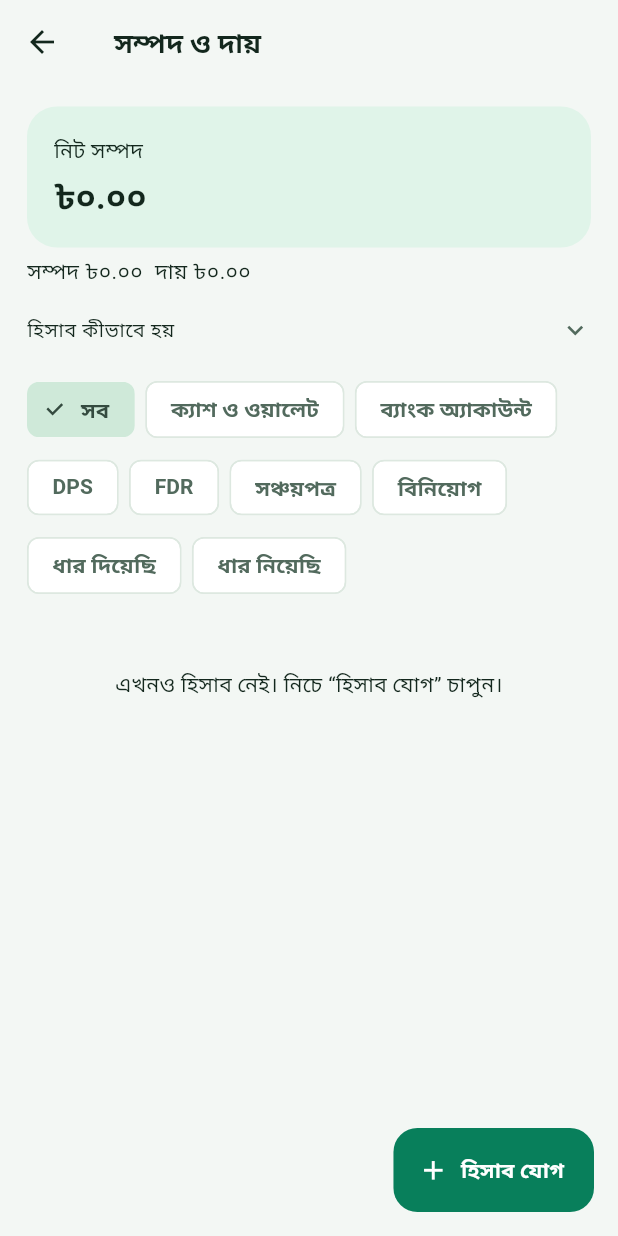
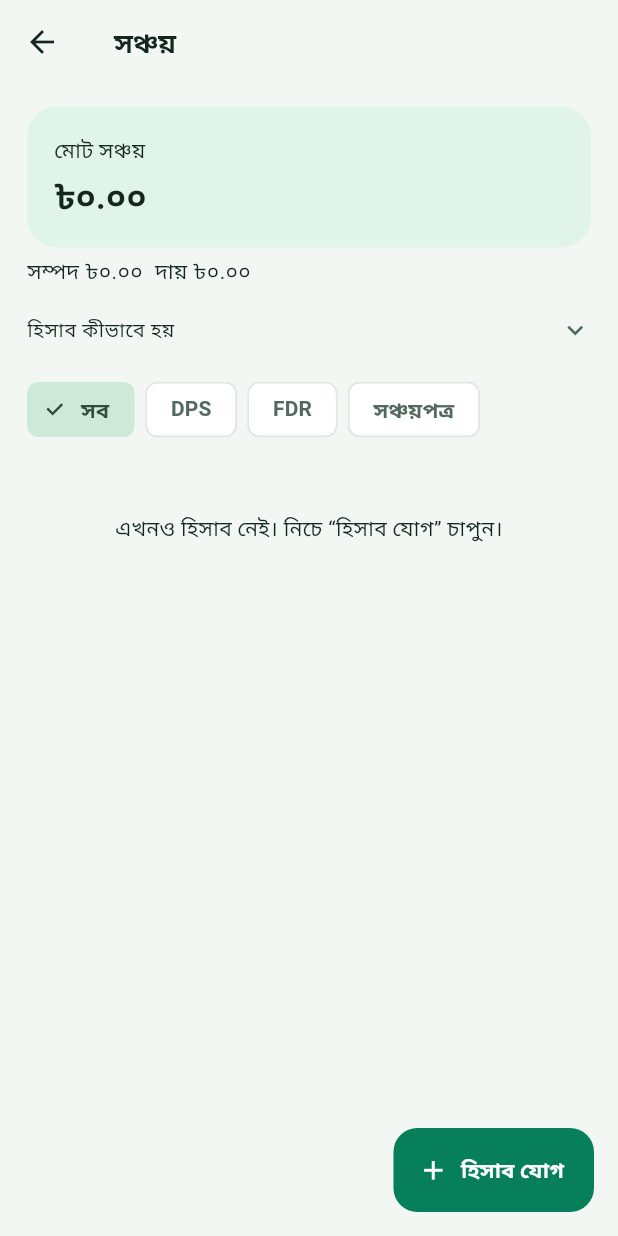
Before and after one commit to eskander-bot/AmarTaka, a Flutter app: the FinanceScreen screen opened directly, on a phone screen of 412 x 824 dp. Run offline on Flutter 3.47's test engine with Material 3 defaults, Android fonts, the phone set to English and light mode, and no system bars; our stand-ins replace file_picker, flutter_local_notifications, flutter_secure_storage, local_auth, sqflite, timezone; missing offline and left inert: cryptography; accounts and stored records are empty; Roboto replaces fonts that are missing (HindSiliguri).

Commit message:
Update finance_screen.dart

```diff
--- a/source/lib/finance/finance_screen.dart
+++ b/source/lib/finance/finance_screen.dart
@@ -2,12 +2,14 @@ import 'package:flutter/material.dart';
 import '../utils/formatters.dart';
 import 'portfolio.dart';
 import 'holding_editor.dart';
+import '../widgets/wealth_cards.dart';
 
 const financeIcons={'cash':Icons.wallet_outlined,'bank':Icons.account_balance_outlined,'dps':Icons.savings_outlined,'fdr':Icons.lock_clock_outlined,'certificate':Icons.description_outlined,'investment':Icons.trending_up,'lent':Icons.call_made,'borrowed':Icons.call_received};
 
 class FinanceScreen extends StatefulWidget {
   final Future<Portfolio> Function()? loader;
-  const FinanceScreen({super.key,this.loader});
+  final bool savingsOnly;
+  const FinanceScreen({super.key,this.loader,this.savingsOnly=false});
   @override State<FinanceScreen> createState()=>_FinanceScreenState();
 }
 class _FinanceScreenState extends State<FinanceScreen> {
@@ -20,7 +22,7 @@ class _FinanceScreenState extends State<FinanceScreen> {
   Future<void> _run(Future<void> Function() action) async {try{await action();await _load();}catch(e){if(mounted)ScaffoldMessenger.of(context).showSnackBar(SnackBar(content:Text(e is FormatException?e.message:'কাজটি সম্পন্ন হয়নি। আবার চেষ্টা করুন।')));}}
   Future<void> _edit(String kind,[Record? record]) async {await Navigator.push(context,MaterialPageRoute(builder:(_)=>HoldingEditor(kind:kind,record:record)));if(mounted)await _load();}
   Future<void> _add() async {
-    final kind=_kind??await showModalBottomSheet<String>(context:context,isScrollControlled:true,builder:(ctx)=>SafeArea(child:SingleChildScrollView(child:Column(mainAxisSize:MainAxisSize.min,children:[const Padding(padding:EdgeInsets.all(18),child:Text('কোন হিসাব যোগ করবেন?',style:TextStyle(fontSize:20,fontWeight:FontWeight.w600))),...financeKinds.map((k)=>ListTile(leading:Icon(financeIcons[k]),title:Text(financeLabels[k]!),onTap:()=>Navigator.pop(ctx,k)))]))));
+    final kind=_kind??await showModalBottomSheet<String>(context:context,isScrollControlled:true,builder:(ctx)=>SafeArea(child:SingleChildScrollView(child:Column(mainAxisSize:MainAxisSize.min,children:[const Padding(padding:EdgeInsets.all(18),child:Text('কোন হিসাব যোগ করবেন?',style:TextStyle(fontSize:20,fontWeight:FontWeight.w600))),...(widget.savingsOnly?['dps','fdr','certificate']:financeKinds).map((k)=>ListTile(leading:Icon(financeIcons[k]),title:Text(financeLabels[k]!),onTap:()=>Navigator.pop(ctx,k)))]))));
     if(kind!=null && mounted)await _edit(kind);
   }
   Future<bool> _confirm(String text) async=>await showDialog<bool>(context:context,builder:(ctx)=>AlertDialog(title:const Text('নিশ্চিত করুন'),content:Text(text),actions:[TextButton(onPressed:()=>Navigator.pop(ctx,false),child:const Text('বাদ দিন')),FilledButton(onPressed:()=>Navigator.pop(ctx,true),child:const Text('নিশ্চিত'))]))??false;
@@ -37,7 +39,16 @@ class _FinanceScreenState extends State<FinanceScreen> {
     if(action=='history' && mounted)await Navigator.push(context,MaterialPageRoute(builder:(_)=>AccountHistory(portfolio:_data,account:r)));
   }
   Widget _metric(String title,int amount,{bool primary=false})=>Card(color:primary?Theme.of(context).colorScheme.primaryContainer:null,child:Padding(padding:const EdgeInsets.all(18),child:Column(crossAxisAlignment:CrossAxisAlignment.start,children:[Text(title),const SizedBox(height:6),Text(formatMinor(amount),style:Theme.of(context).textTheme.headlineSmall)])));
-  Widget _card(Record r){
+  Widget _card(Record r) {
+    if (!isSaving(r)) return _detailCard(r);
+    return Card(child: ExpansionTile(
+      tilePadding:const EdgeInsets.symmetric(horizontal:18,vertical:6),
+      shape:const Border(),collapsedShape:const Border(),
+      title:SavingSummary(record:r),
+      children:[_detailCard(r)],
+    ));
+  }
+  Widget _detailCard(Record r){
     final kind=field(r,'kind'),amount=_data.value(r);
     final subtitle=[field(r,'institution'),field(r,'subtype')].where((s)=>s.isNotEmpty).join(' • ');
     return Card(child:Padding(padding:const EdgeInsets.all(16),child:Column(crossAxisAlignment:CrossAxisAlignment.start,children:[
@@ -76,12 +87,12 @@ class _FinanceScreenState extends State<FinanceScreen> {
     ])));
   }
   @override Widget build(BuildContext context){
-    final rows=_kind==null?_data.holdings:_data.ofKind(_kind!);
-    return Scaffold(appBar:AppBar(title:const Text('সম্পদ ও দায়')),floatingActionButton:FloatingActionButton.extended(onPressed:_add,icon:const Icon(Icons.add),label:const Text('হিসাব যোগ')),body:_loading?const Center(child:CircularProgressIndicator()):_error!=null?Center(child:TextButton(onPressed:_load,child:Text('$_error আবার চেষ্টা করুন'))):RefreshIndicator(onRefresh:_load,child:ListView(padding:const EdgeInsets.fromLTRB(18,10,18,110),children:[
-      _metric('নিট সম্পদ',_data.netWorth,primary:true),
+    final rows=(_kind==null?_data.holdings:_data.ofKind(_kind!)).where((r)=>!widget.savingsOnly||isSaving(r));
+    return Scaffold(appBar:AppBar(title:Text(widget.savingsOnly?'সঞ্চয়':'সম্পদ ও দায়')),floatingActionButton:FloatingActionButton.extended(onPressed:_add,icon:const Icon(Icons.add),label:const Text('হিসাব যোগ')),body:_loading?const Center(child:CircularProgressIndicator()):_error!=null?Center(child:TextButton(onPressed:_load,child:Text('$_error আবার চেষ্টা করুন'))):RefreshIndicator(onRefresh:_load,child:ListView(padding:const EdgeInsets.fromLTRB(18,10,18,110),children:[
+      _metric(widget.savingsOnly?'মোট সঞ্চয়':'নিট সম্পদ',widget.savingsOnly?_data.total('dps')+_data.total('fdr')+_data.total('certificate'):_data.netWorth,primary:true),
       Wrap(spacing:8,runSpacing:4,children:[Text('সম্পদ ${formatMinor(_data.assets)}'),Text('দায় ${formatMinor(_data.liabilities)}')]),
       const ExpansionTile(tilePadding:EdgeInsets.zero,title:Text('হিসাব কীভাবে হয়',style:TextStyle(fontSize:13)),children:[Padding(padding:EdgeInsets.only(bottom:16),child:Text('এখানে আপনার রাখা অ্যাকাউন্ট ও সম্পদের বর্তমান হিসাব। আয়–ব্যয়ের মোট ব্যালেন্স আবার যোগ হয় না। জমা/ট্রান্সফার ও ধার পরিশোধ দৈনিক আয়–ব্যয় বদলায় না। সঞ্চয়ে জমা মূলধন গণনা হয়; অনুমান করা লাভ নয়।',style:TextStyle(fontSize:12)))]),
-      Wrap(spacing:7,runSpacing:4,children:[ChoiceChip(label:const Text('সব'),selected:_kind==null,onSelected:(_)=>setState(()=>_kind=null)),...financeKinds.map((k)=>ChoiceChip(label:Text(financeLabels[k]!),selected:_kind==k,onSelected:(_)=>setState(()=>_kind=k)))]),
+      Wrap(spacing:7,runSpacing:4,children:[ChoiceChip(label:const Text('সব'),selected:_kind==null,onSelected:(_)=>setState(()=>_kind=null)),...(widget.savingsOnly?['dps','fdr','certificate']:financeKinds).map((k)=>ChoiceChip(label:Text(financeLabels[k]!),selected:_kind==k,onSelected:(_)=>setState(()=>_kind=k)))]),
       if(_kind!=null)_metric('${financeLabels[_kind]} মোট',_data.total(_kind!)),
       if(rows.isEmpty)const Padding(padding:EdgeInsets.symmetric(vertical:44),child:Text('এখনও হিসাব নেই। নিচে “হিসাব যোগ” চাপুন।',textAlign:TextAlign.center)),
       ...rows.map(_card),
```
